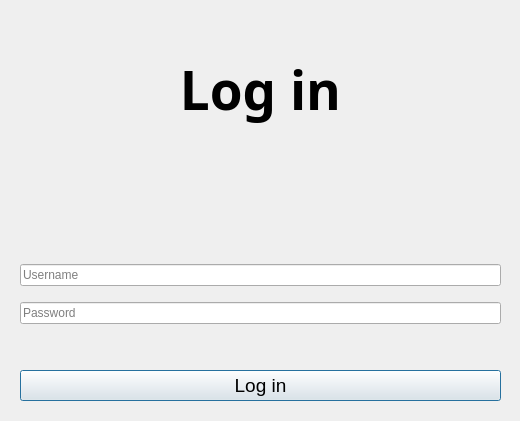
First picture: the form in client/ui/login_dialog.ui, repository dominik060/piskvorky, before the edit.
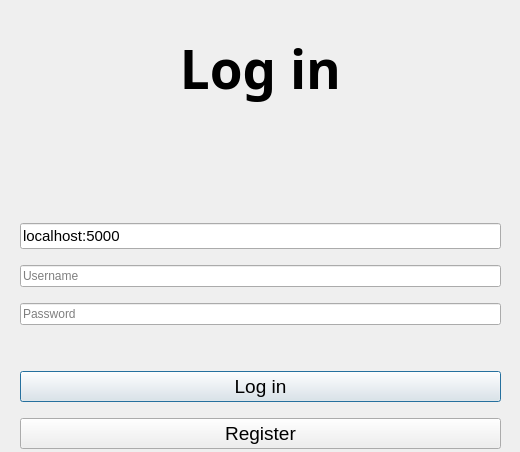
Second picture: the form after the edit.

```diff
--- a/client/ui/login_dialog.ui
+++ b/client/ui/login_dialog.ui
@@ -7,7 +7,7 @@
     <x>0</x>
     <y>0</y>
     <width>520</width>
-    <height>421</height>
+    <height>452</height>
    </rect>
   </property>
   <property name="windowTitle">
@@ -19,7 +19,7 @@
      <x>20</x>
      <y>20</y>
      <width>481</width>
-     <height>381</height>
+     <height>429</height>
     </rect>
    </property>
    <layout class="QGridLayout" name="gridLayout">
@@ -31,7 +31,6 @@
          <font>
           <family>Ubuntu Condensed</family>
           <pointsize>40</pointsize>
-          <weight>75</weight>
           <bold>true</bold>
          </font>
         </property>
@@ -59,6 +58,37 @@
         </property>
        </spacer>
       </item>
+      <item>
+       <widget class="QLineEdit" name="addrEdit">
+        <property name="font">
+         <font>
+          <pointsize>11</pointsize>
+         </font>
+        </property>
+        <property name="text">
+         <string>localhost:5000</string>
+        </property>
+        <property name="placeholderText">
+         <string>Server adress</string>
+        </property>
+       </widget>
+      </item>
+      <item>
+       <spacer name="verticalSpacer_4">
+        <property name="orientation">
+         <enum>Qt::Vertical</enum>
+        </property>
+        <property name="sizeType">
+         <enum>QSizePolicy::Fixed</enum>
+        </property>
+        <property name="sizeHint" stdset="0">
+         <size>
+          <width>20</width>
+          <height>10</height>
+         </size>
+        </property>
+       </spacer>
+      </item>
       <item>
        <widget class="QLineEdit" name="username">
         <property name="inputMask">
@@ -120,6 +150,34 @@
         </property>
        </widget>
       </item>
+      <item>
+       <spacer name="verticalSpacer_5">
+        <property name="orientation">
+         <enum>Qt::Vertical</enum>
+        </property>
+        <property name="sizeType">
+         <enum>QSizePolicy::Fixed</enum>
+        </property>
+        <property name="sizeHint" stdset="0">
+         <size>
+          <width>20</width>
+          <height>10</height>
+         </size>
+        </property>
+       </spacer>
+      </item>
+      <item>
+       <widget class="QPushButton" name="registerButton">
+        <property name="font">
+         <font>
+          <pointsize>14</pointsize>
+         </font>
+        </property>
+        <property name="text">
+         <string>Register</string>
+        </property>
+       </widget>
+      </item>
      </layout>
     </item>
    </layout>
```
Left out of the diff: 29 changed lines with no effect on the pictures.
